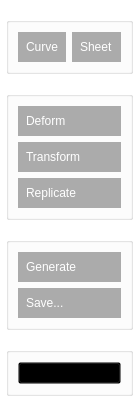
The window that source/Tools/Sketch/sketch.ui (ialhashim/TopoBlender) describes before a commit, drawn with Qt 5.
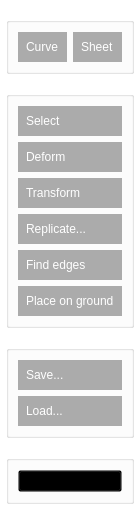
The same window after the commit.

```diff
--- a/source/Tools/Sketch/sketch.ui
+++ b/source/Tools/Sketch/sketch.ui
@@ -6,8 +6,8 @@
    <rect>
     <x>0</x>
     <y>0</y>
-    <width>134</width>
-    <height>365</height>
+    <width>137</width>
+    <height>473</height>
    </rect>
   </property>
   <property name="windowTitle">
@@ -35,6 +35,7 @@
 
 QPushButton:hover{ background:rgb(255,153,0); border-color:rgb(255,153,0); }
 QPushButton:pressed{ background:rgb(255,153,0); border-color:#FFB444; top:2px; }
+QPushButton:checked{ background:rgb(255,153,0); border-color:#FFFFFF; top:2px; }
 
 QGroupBox{ color:white; }</string>
   </property>
@@ -104,53 +105,80 @@
       <bool>true</bool>
      </property>
      <layout class="QGridLayout" name="gridLayout_3">
-      <item row="1" column="0">
-       <widget class="QPushButton" name="transformButton">
+      <item row="6" column="0">
+       <widget class="QPushButton" name="placeGroundButton">
         <property name="text">
-         <string>Transform</string>
+         <string>Place on ground</string>
         </property>
        </widget>
       </item>
-      <item row="3" column="0">
+      <item row="4" column="0">
        <widget class="QPushButton" name="replicateButton">
         <property name="text">
-         <string>Replicate</string>
+         <string>Replicate...</string>
+        </property>
+        <property name="checkable">
+         <bool>true</bool>
+        </property>
+        <property name="checked">
+         <bool>false</bool>
         </property>
        </widget>
       </item>
-      <item row="0" column="0">
+      <item row="1" column="0">
        <widget class="QPushButton" name="deformButton">
         <property name="text">
          <string>Deform</string>
         </property>
        </widget>
       </item>
+      <item row="2" column="0">
+       <widget class="QPushButton" name="transformButton">
+        <property name="text">
+         <string>Transform</string>
+        </property>
+       </widget>
+      </item>
+      <item row="0" column="0">
+       <widget class="QPushButton" name="selectButton">
+        <property name="text">
+         <string>Select</string>
+        </property>
+       </widget>
+      </item>
+      <item row="5" column="0">
+       <widget class="QPushButton" name="edgesButton">
+        <property name="text">
+         <string>Find edges</string>
+        </property>
+       </widget>
+      </item>
      </layout>
     </widget>
    </item>
    <item row="2" column="0">
     <widget class="QGroupBox" name="surfaceBox">
      <property name="title">
-      <string>Surface</string>
+      <string>IO</string>
      </property>
      <property name="flat">
       <bool>true</bool>
      </property>
      <layout class="QGridLayout" name="gridLayout_5">
       <item row="0" column="0">
-       <widget class="QPushButton" name="surfaceButton">
-        <property name="text">
-         <string>Generate</string>
-        </property>
-       </widget>
-      </item>
-      <item row="1" column="0">
        <widget class="QPushButton" name="saveButton">
         <property name="text">
          <string>Save...</string>
         </property>
        </widget>
       </item>
+      <item row="1" column="0">
+       <widget class="QPushButton" name="loadButton">
+        <property name="text">
+         <string>Load...</string>
+        </property>
+       </widget>
+      </item>
      </layout>
     </widget>
    </item>
```
Left out of the diff: 2 changed lines with no effect on the pictures.
